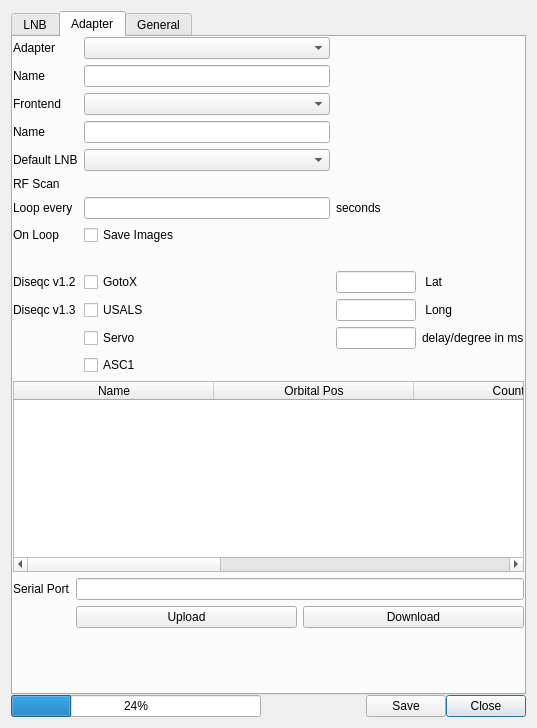
stahir/updatedvb, file settings.ui: the form before one commit.
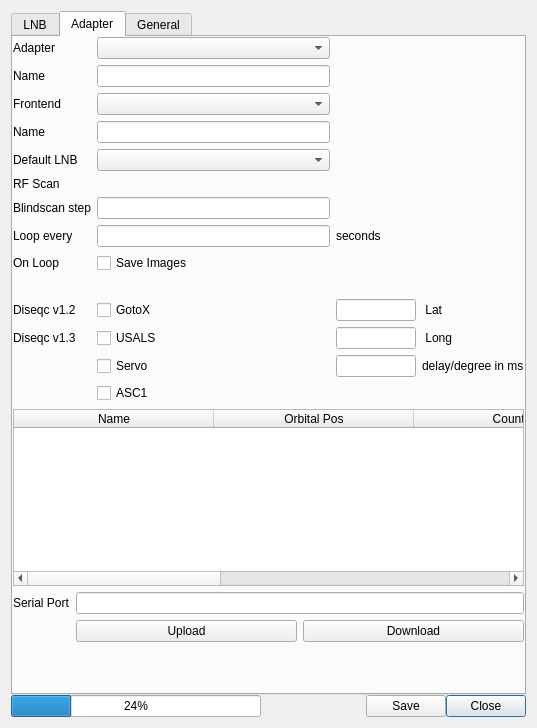
The form after the commit.

Commit message: add user setable blindscan step size

Patch:
```diff
--- a/settings.ui
+++ b/settings.ui
@@ -438,21 +438,21 @@
             <item row="1" column="1">
              <widget class="QLineEdit" name="lineEdit_adapter_name"/>
             </item>
-            <item row="6" column="2">
+            <item row="8" column="2">
              <widget class="QLabel" name="label_20">
               <property name="text">
                <string>seconds</string>
               </property>
              </widget>
             </item>
-            <item row="9" column="3">
+            <item row="11" column="3">
              <widget class="QLabel" name="label_lat">
               <property name="text">
                <string> Lat</string>
               </property>
              </widget>
             </item>
-            <item row="10" column="2">
+            <item row="12" column="2">
              <widget class="QLineEdit" name="lineEdit_long">
               <property name="enabled">
                <bool>true</bool>
@@ -471,17 +471,17 @@
               </property>
              </widget>
             </item>
-            <item row="4" column="0">
+            <item row="5" column="0">
              <widget class="QLabel" name="label_16">
               <property name="text">
                <string>Default LNB</string>
               </property>
              </widget>
             </item>
-            <item row="4" column="1">
+            <item row="5" column="1">
              <widget class="QComboBox" name="comboBox_default_lnb"/>
             </item>
-            <item row="10" column="0">
+            <item row="12" column="0">
              <widget class="QLabel" name="label_8">
               <property name="text">
                <string>Diseqc v1.3</string>
@@ -491,14 +491,14 @@
             <item row="0" column="1">
              <widget class="QComboBox" name="comboBox_adapter"/>
             </item>
-            <item row="9" column="0">
+            <item row="11" column="0">
              <widget class="QLabel" name="label_15">
               <property name="text">
                <string>Diseqc v1.2</string>
               </property>
              </widget>
             </item>
-            <item row="10" column="1">
+            <item row="12" column="1">
              <widget class="QCheckBox" name="checkBox_diseqc_v13">
               <property name="text">
                <string>USALS</string>
@@ -519,13 +519,16 @@
               </property>
              </widget>
             </item>
-            <item row="9" column="1">
+            <item row="11" column="1">
              <widget class="QCheckBox" name="checkBox_diseqc_v12">
               <property name="text">
                <string>GotoX</string>
               </property>
              </widget>
             </item>
+            <item row="3" column="1">
+             <widget class="QLineEdit" name="lineEdit_frontend_name"/>
+            </item>
             <item row="2" column="0">
              <widget class="QLabel" name="label_17">
               <property name="text">
@@ -533,34 +536,31 @@
               </property>
              </widget>
             </item>
-            <item row="3" column="1">
-             <widget class="QLineEdit" name="lineEdit_frontend_name"/>
-            </item>
-            <item row="3" column="0">
-             <widget class="QLabel" name="label_18">
-              <property name="text">
-               <string>Name</string>
-              </property>
-             </widget>
-            </item>
             <item row="2" column="1">
              <widget class="QComboBox" name="comboBox_frontend"/>
             </item>
-            <item row="10" column="3">
+            <item row="3" column="0">
+             <widget class="QLabel" name="label_18">
+              <property name="text">
+               <string>Name</string>
+              </property>
+             </widget>
+            </item>
+            <item row="12" column="3">
              <widget class="QLabel" name="label_long">
               <property name="text">
                <string> Long</string>
               </property>
              </widget>
             </item>
-            <item row="11" column="1">
+            <item row="13" column="1">
              <widget class="QCheckBox" name="checkBox_servo">
               <property name="text">
                <string>Servo</string>
               </property>
              </widget>
             </item>
-            <item row="9" column="2">
+            <item row="11" column="2">
              <widget class="QLineEdit" name="lineEdit_lat">
               <property name="maximumSize">
                <size>
@@ -570,56 +570,56 @@
               </property>
              </widget>
             </item>
-            <item row="12" column="1">
+            <item row="14" column="1">
              <widget class="QCheckBox" name="checkBox_asc1">
               <property name="text">
                <string>ASC1</string>
               </property>
              </widget>
             </item>
-            <item row="6" column="1">
+            <item row="8" column="1">
              <widget class="QLineEdit" name="lineEdit_loop_delay">
               <property name="toolTip">
                <string extracomment="zero seconds - just releat as fast as possible"/>
               </property>
              </widget>
             </item>
-            <item row="6" column="0">
+            <item row="8" column="0">
              <widget class="QLabel" name="label_19">
               <property name="text">
                <string>Loop every</string>
               </property>
              </widget>
             </item>
-            <item row="7" column="0">
+            <item row="9" column="0">
              <widget class="QLabel" name="label_21">
               <property name="text">
                <string>On Loop</string>
               </property>
              </widget>
             </item>
-            <item row="7" column="1">
+            <item row="9" column="1">
              <widget class="QCheckBox" name="checkBox_save_images">
               <property name="text">
                <string>Save Images</string>
               </property>
              </widget>
             </item>
-            <item row="5" column="0">
+            <item row="6" column="0">
              <widget class="QLabel" name="label_22">
               <property name="text">
                <string>RF Scan</string>
               </property>
              </widget>
             </item>
-            <item row="8" column="0">
+            <item row="10" column="0">
              <widget class="QLabel" name="label_23">
               <property name="text">
                <string/>
               </property>
              </widget>
             </item>
-            <item row="11" column="2">
+            <item row="13" column="2">
              <widget class="QLineEdit" name="lineEdit_motor_delay">
               <property name="maximumSize">
                <size>
@@ -629,13 +629,23 @@
               </property>
              </widget>
             </item>
-            <item row="11" column="3">
+            <item row="13" column="3">
              <widget class="QLabel" name="label_motor_delay">
               <property name="text">
                <string>delay/degree in ms</string>
               </property>
              </widget>
             </item>
+            <item row="7" column="0">
+             <widget class="QLabel" name="label_blindscan_step">
+              <property name="text">
+               <string>Blindscan step</string>
+              </property>
+             </widget>
+            </item>
+            <item row="7" column="1">
+             <widget class="QLineEdit" name="lineEdit_blindscan_step"/>
+            </item>
            </layout>
           </item>
           <item row="5" column="0">
```
The commit also changes 4 other files.
